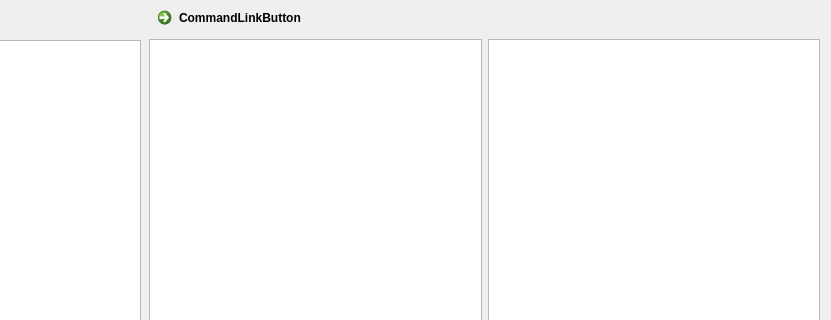
Old version of the form mainpage.ui in the repository AP-projects-4001/yek-payam-daram; both pictures show x 160 to 991 and y 0 to 320 of the 991 by 613 pixel window.
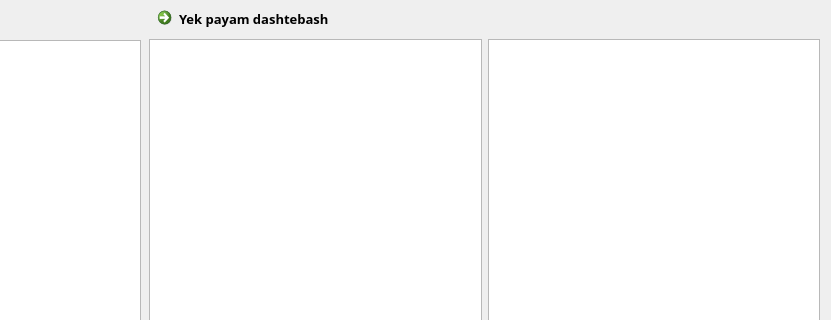
New version of the form.

What changed in the file:
```diff
--- a/mainpage.ui
+++ b/mainpage.ui
@@ -75,14 +75,20 @@
       <x>310</x>
       <y>0</y>
       <width>671</width>
-      <height>40</height>
+      <height>45</height>
      </rect>
     </property>
     <layout class="QHBoxLayout" name="horizontalLayout_3">
      <item>
       <widget class="QCommandLinkButton" name="profileLinkButton">
+       <property name="font">
+        <font>
+         <family>Century Gothic</family>
+         <pointsize>10</pointsize>
+        </font>
+       </property>
        <property name="text">
-        <string>CommandLinkButton</string>
+        <string>Yek payam dashtebash</string>
        </property>
       </widget>
      </item>
```
